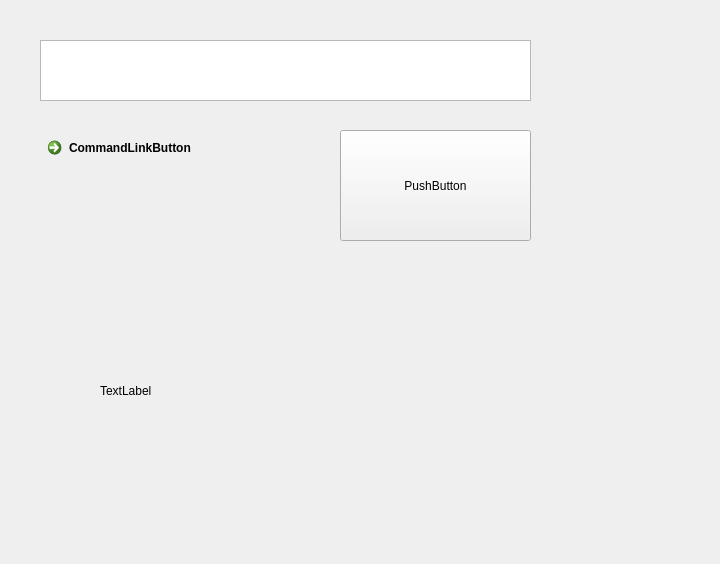
This is QtWidget/mainwindow.ui in cukier/qt as Qt 5 draws it before an edit. The edited form follows.
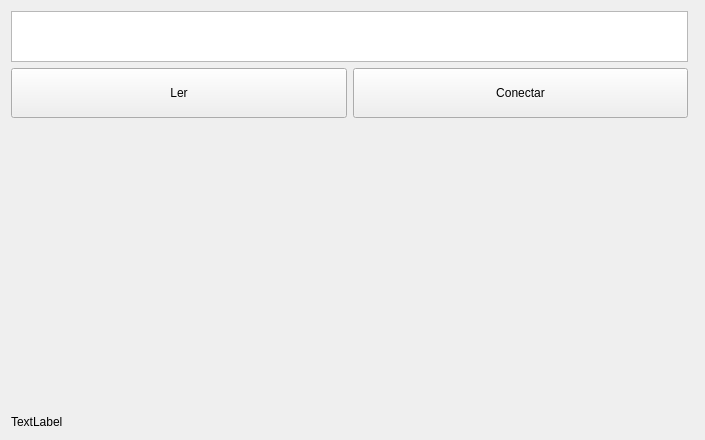
This is the edited form.

Patch:
```diff
--- a/QtWidget/mainwindow.ui
+++ b/QtWidget/mainwindow.ui
@@ -6,63 +6,76 @@
    <rect>
     <x>0</x>
     <y>0</y>
-    <width>720</width>
-    <height>564</height>
+    <width>705</width>
+    <height>440</height>
    </rect>
   </property>
   <property name="windowTitle">
    <string>MainWindow</string>
   </property>
   <widget class="QWidget" name="centralWidget">
-   <widget class="QTextEdit" name="textEdit">
-    <property name="geometry">
-     <rect>
-      <x>40</x>
-      <y>40</y>
-      <width>491</width>
-      <height>61</height>
-     </rect>
-    </property>
-   </widget>
-   <widget class="QCommandLinkButton" name="commandLinkButton">
-    <property name="geometry">
-     <rect>
-      <x>40</x>
-      <y>130</y>
-      <width>271</width>
-      <height>111</height>
-     </rect>
-    </property>
-    <property name="text">
-     <string>CommandLinkButton</string>
-    </property>
-   </widget>
-   <widget class="QPushButton" name="readButton">
-    <property name="geometry">
-     <rect>
-      <x>340</x>
-      <y>130</y>
-      <width>191</width>
-      <height>111</height>
-     </rect>
-    </property>
-    <property name="text">
-     <string>PushButton</string>
-    </property>
-   </widget>
-   <widget class="QLabel" name="label">
-    <property name="geometry">
-     <rect>
-      <x>100</x>
-      <y>310</y>
-      <width>401</width>
-      <height>161</height>
-     </rect>
-    </property>
-    <property name="text">
-     <string>TextLabel</string>
-    </property>
-   </widget>
+   <layout class="QGridLayout" name="gridLayout">
+    <item row="3" column="0">
+     <widget class="QLabel" name="label">
+      <property name="text">
+       <string>TextLabel</string>
+      </property>
+     </widget>
+    </item>
+    <item row="0" column="0">
+     <widget class="QTextEdit" name="textEdit">
+      <property name="maximumSize">
+       <size>
+        <width>16777215</width>
+        <height>51</height>
+       </size>
+      </property>
+     </widget>
+    </item>
+    <item row="1" column="0">
+     <layout class="QHBoxLayout" name="horizontalLayout">
+      <item>
+       <widget class="QPushButton" name="readButton">
+        <property name="minimumSize">
+         <size>
+          <width>0</width>
+          <height>50</height>
+         </size>
+        </property>
+        <property name="text">
+         <string>Ler</string>
+        </property>
+       </widget>
+      </item>
+      <item>
+       <widget class="QPushButton" name="connButton">
+        <property name="minimumSize">
+         <size>
+          <width>0</width>
+          <height>50</height>
+         </size>
+        </property>
+        <property name="text">
+         <string>Conectar</string>
+        </property>
+       </widget>
+      </item>
+     </layout>
+    </item>
+    <item row="2" column="0" colspan="2">
+     <spacer name="verticalSpacer_2">
+      <property name="orientation">
+       <enum>Qt::Vertical</enum>
+      </property>
+      <property name="sizeHint" stdset="0">
+       <size>
+        <width>20</width>
+        <height>40</height>
+       </size>
+      </property>
+     </spacer>
+    </item>
+   </layout>
   </widget>
  </widget>
  <layoutdefault spacing="6" margin="11"/>
```
